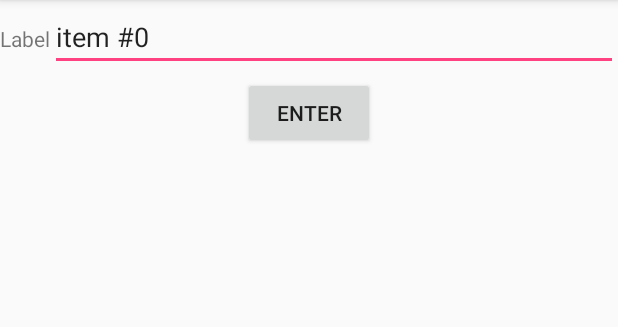
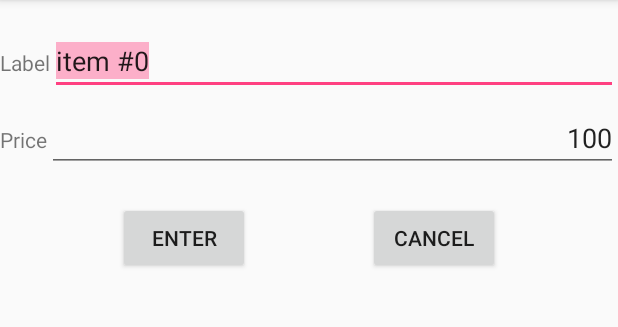
Before and after one commit to ypsitau/ExampleRecyclerViewEdit, an Android app: the screen it shows after launch (EditItemActivity), after a tap on an icon or button, on a phone screen of 412 x 824 dp, the part 84-411 px from its top. Run offline under Robolectric (Android 15) with nearby library versions, the phone set to English and light mode, and no system bars.

```diff
--- a/app/src/main/java/io/github/ypsitau/examplerecyclerviewedit/EditItemActivity.java
+++ b/app/src/main/java/io/github/ypsitau/examplerecyclerviewedit/EditItemActivity.java
@@ -5,36 +5,54 @@ import android.content.Context;
 import android.content.Intent;
 import android.support.v7.app.AppCompatActivity;
 import android.os.Bundle;
-import android.util.Log;
 import android.view.View;
+import android.view.inputmethod.InputMethodManager;
 import android.widget.Button;
 import android.widget.EditText;
 
 public class EditItemActivity extends AppCompatActivity {
 	public static String KEY_POS = "POS";
+	public static String KEY_FIELD_FOCUS = "FIELD_FOCUS";
 	public static String KEY_LABEL = "LABEL";
+	public static String KEY_PRICE = "PRICE";
 
 	@Override
 	protected void onCreate(Bundle savedInstanceState) {
 		super.onCreate(savedInstanceState);
 		Intent intent = getIntent();
 		final int pos = intent.getIntExtra(KEY_POS, -1);
-		setContentView(R.layout.activity_new_item);
-		final EditText editText = findViewById(R.id.editText);
-		final Button button_Enter = findViewById(R.id.button_Enter);
-		editText.setText(intent.getStringExtra(KEY_LABEL));
+		int fieldFocus = intent.getIntExtra(KEY_FIELD_FOCUS, Model.FIELD_LABEL);
+		setContentView(R.layout.activity_edit_item);
+		final EditText editText_label = findViewById(R.id.editText_label);
+		final EditText editText_price = findViewById(R.id.editText_price);
+		final Button button_enter = findViewById(R.id.button_enter);
+		final Button button_cancel = findViewById(R.id.button_cancel);
+		editText_label.setText(intent.getStringExtra(KEY_LABEL));
+		editText_price.setText(Model.formatPrice(intent.getIntExtra(KEY_PRICE, 0)));
+		switch (fieldFocus) {
+			case Model.FIELD_LABEL: editText_label.requestFocus(); break;
+			case Model.FIELD_PRICE: editText_price.requestFocus(); break;
+			default: break;
+		}
 		final Activity thisActivity = this;
-		button_Enter.setOnClickListener(new View.OnClickListener() {
+		button_enter.setOnClickListener(new View.OnClickListener() {
 			@Override
 			public void onClick(View v) {
 				Intent intent = new Intent();
 				Bundle bundle = new Bundle();
 				bundle.putInt(KEY_POS, pos);
-				bundle.putString(KEY_LABEL, editText.getText().toString());
+				bundle.putString(KEY_LABEL, editText_label.getText().toString());
+				bundle.putInt(KEY_PRICE, Integer.parseInt(editText_price.getText().toString()));
 				intent.putExtras(bundle);
 				setResult(RESULT_OK, intent);
 				finish();
 			}
 		});
+		button_cancel.setOnClickListener(new View.OnClickListener() {
+			@Override
+			public void onClick(View v) {
+				finish();
+			}
+		});
 	}
 }
--- a/app/src/main/java/io/github/ypsitau/examplerecyclerviewedit/ItemAdapter.java
+++ b/app/src/main/java/io/github/ypsitau/examplerecyclerviewedit/ItemAdapter.java
@@ -7,11 +7,9 @@ import android.view.View;
 import android.view.ViewGroup;
 import android.widget.TextView;
 
-import java.util.List;
-
 public class ItemAdapter extends RecyclerView.Adapter<ItemAdapter.ViewHolder> {
 	public abstract static class Listener {
-		abstract public void onEditItem(int pos);
+		abstract public void onEditItem(int pos, int field);
 		abstract public void onNewItem();
 	};
 
@@ -19,6 +17,7 @@ public class ItemAdapter extends RecyclerView.Adapter<ItemAdapter.ViewHolder> {
 		public View viewRoot;
 		boolean isMovable;
 		public TextView textView_label;
+		public TextView textView_price;
 		public TextView textView_last;
 		public ViewHolder(View viewRoot) {
 			super(viewRoot);
@@ -28,7 +27,14 @@ public class ItemAdapter extends RecyclerView.Adapter<ItemAdapter.ViewHolder> {
 			textView_label.setOnClickListener(new View.OnClickListener() {
 				@Override
 				public void onClick(View view) {
-					listener.onEditItem(getAdapterPosition());
+					listener.onEditItem(getAdapterPosition(), Model.FIELD_LABEL);
+				}
+			});
+			textView_price = viewRoot.findViewById(R.id.textView_price);
+			textView_price.setOnClickListener(new View.OnClickListener() {
+				@Override
+				public void onClick(View view) {
+					listener.onEditItem(getAdapterPosition(), Model.FIELD_PRICE);
 				}
 			});
 			textView_last = viewRoot.findViewById(R.id.textView_last);
@@ -41,7 +47,6 @@ public class ItemAdapter extends RecyclerView.Adapter<ItemAdapter.ViewHolder> {
 		}
 	}
 
-	//private List<String> labels;
 	private Listener listener;
 
 	public ItemAdapter(Listener listener) {
@@ -59,13 +64,16 @@ public class ItemAdapter extends RecyclerView.Adapter<ItemAdapter.ViewHolder> {
 	public void onBindViewHolder(@NonNull ViewHolder holder, int position) {
 		App.Printf("onBindViewHolder(%d)\n", position);
 		if (position < Model.getInstance().getItemCount()) {
-			holder.textView_label.setText(Model.getInstance().getItem(position).label);
+			holder.textView_label.setText(Model.getInstance().getItem(position).getLabel());
+			holder.textView_price.setText(Model.formatPrice(Model.getInstance().getItem(position).getPrice()));
 			holder.textView_label.setVisibility(View.VISIBLE);
+			holder.textView_price.setVisibility(View.VISIBLE);
 			holder.textView_last.setVisibility(View.GONE);
 			holder.isMovable = true;
 		} else {
+			holder.textView_label.setVisibility(View.GONE);
+			holder.textView_price.setVisibility(View.GONE);
 			holder.textView_last.setVisibility(View.VISIBLE);
-			holder.textView_label.setVisibility(View.GONE);
 		}
 	}
 
@@ -74,26 +82,23 @@ public class ItemAdapter extends RecyclerView.Adapter<ItemAdapter.ViewHolder> {
 		return Model.getInstance().getItemCount() + 1;
 	}
 
-	public void doAddItem(String label) {
-		Model.getInstance().addItem(label);
+	public void doAddItem(String label, int price) {
+		Model.getInstance().addItem(label, price);
 		notifyItemRangeChanged(Model.getInstance().getItemCount() - 1, 2);
 	}
 
 	public void doRemoveItem(int fromPos) {
-		//labels.remove(fromPos);
 		Model.getInstance().removeItem(fromPos);
 		notifyItemRemoved(fromPos);
 	}
 
 	public void doMoveItem(int toPos, int fromPos) {
-		//labels.add(toPos, labels.remove(fromPos));
 		Model.getInstance().moveItem(toPos, fromPos);
 		notifyItemMoved(fromPos, toPos);
 	}
 
-	public void doChangeItem(int pos, String label) {
-		//labels.set(pos, label);
-		Model.getInstance().getItem(pos).label = label;
+	public void doChangeItem(int pos, String label, int price) {
+		Model.getInstance().getItem(pos).setValues(label, price);
 		notifyItemChanged(pos);
 	}
 }
--- a/app/src/main/java/io/github/ypsitau/examplerecyclerviewedit/MainActivity.java
+++ b/app/src/main/java/io/github/ypsitau/examplerecyclerviewedit/MainActivity.java
@@ -28,10 +28,12 @@ public class MainActivity extends AppCompatActivity {
 		final Context context = this;
 		recyclerView.setAdapter(new ItemAdapter(new ItemAdapter.Listener() {
 			@Override
-			public void onEditItem(int pos) {
+			public void onEditItem(int pos, int field) {
 				Intent intent = new Intent(context, EditItemActivity.class);
 				intent.putExtra(EditItemActivity.KEY_POS, pos);
-				intent.putExtra(EditItemActivity.KEY_LABEL, Model.getInstance().getItem(pos).label);
+				intent.putExtra(EditItemActivity.KEY_FIELD_FOCUS, field);
+				intent.putExtra(EditItemActivity.KEY_LABEL, Model.getInstance().getItem(pos).getLabel());
+				intent.putExtra(EditItemActivity.KEY_PRICE, Model.getInstance().getItem(pos).getPrice());
 				startActivityForResult(intent, REQCODE_EDITITEM);
 			}
 			@Override
@@ -40,6 +42,7 @@ public class MainActivity extends AppCompatActivity {
 				int pos = Model.getInstance().getItemCount();
 				intent.putExtra(EditItemActivity.KEY_POS, pos);
 				intent.putExtra(EditItemActivity.KEY_LABEL, String.format("Item #%d", pos));
+				intent.putExtra(EditItemActivity.KEY_PRICE, 0);
 				startActivityForResult(intent, REQCODE_NEWITEM);
 			}
 		}));
@@ -97,20 +100,21 @@ public class MainActivity extends AppCompatActivity {
 	@Override
 	protected void onActivityResult(int requestCode, int resultCode, Intent intent) {
 		super.onActivityResult(requestCode, resultCode, intent);
-		if (intent != null) {
+		if (intent == null) return;
 		Bundle bundle = intent.getExtras();
 		if (resultCode == RESULT_OK) {
 			int pos = bundle.getInt(EditItemActivity.KEY_POS);
 			String label = bundle.getString(EditItemActivity.KEY_LABEL);
+			int price = bundle.getInt(EditItemActivity.KEY_PRICE);
 			if (requestCode == REQCODE_NEWITEM) {
-					((ItemAdapter)recyclerView.getAdapter()).doAddItem(label);
+				((ItemAdapter)recyclerView.getAdapter()).doAddItem(label, price);
 				recyclerView.scrollToPosition(Model.getInstance().getItemCount());
 			} else if (requestCode == REQCODE_EDITITEM) {
-					((ItemAdapter) recyclerView.getAdapter()).doChangeItem(pos, label);
+				((ItemAdapter) recyclerView.getAdapter()).doChangeItem(pos, label, price);
 			}
 		} else if (resultCode == RESULT_CANCELED) {
+			App.Printf("canceled\n");
 			// nothing to do
 		}
 	}
 }
-}
--- a/app/src/main/java/io/github/ypsitau/examplerecyclerviewedit/Model.java
+++ b/app/src/main/java/io/github/ypsitau/examplerecyclerviewedit/Model.java
@@ -4,14 +4,22 @@ import java.util.ArrayList;
 import java.util.List;
 
 public class Model {
-	static Model modelInst;
+	private static Model modelInst;
+	public static final int FIELD_NONE = -1;
+	public static final int FIELD_LABEL = 0;
+	public static final int FIELD_PRICE = 1;
 
 	public static class Item {
-		public String label;
+		private String label;
+		private int price;
 
-		public Item(String label) {
+		public Item(String label, int price) {
 			this.label = label;
+			this.price = price;
 		}
+		public String getLabel() { return label; }
+		public int getPrice() { return price; }
+		public void setValues(String label, int price) { this.label = label; this.price = price; }
 	}
 
 	private List<Item> items = new ArrayList<Item>();
@@ -23,14 +31,12 @@ public class Model {
 
 	public void initContent() {
 		for (int i = 0; i < 5; i++) {
-			items.add(new Item(String.format("item #%d", i)));
+			addItem(String.format("item #%d", i), 100);
 		}
 	}
 
-	public Item addItem(String label) {
-		Item item = new Item(label);
-		items.add(item);
-		return item;
+	public void addItem(String label, int price) {
+		items.add(new Item(label, price));
 	}
 
 	public void moveItem(int toPos, int fromPos) {
@@ -44,4 +50,6 @@ public class Model {
 	public List<Item> getItems() { return items; }
 
 	public int getItemCount() { return items.size(); }
+
+	public static String formatPrice(int price) { return String.format("%d", price); }
 }
--- /dev/null
+++ b/app/src/main/res/layout/activity_edit_item.xml
@@ -0,0 +1,66 @@
+<?xml version="1.0" encoding="utf-8"?>
+<android.support.constraint.ConstraintLayout xmlns:android="http://schemas.android.com/apk/res/android"
+	xmlns:app="http://schemas.android.com/apk/res-auto"
+	xmlns:tools="http://schemas.android.com/tools"
+	android:layout_width="match_parent"
+	android:layout_height="match_parent"
+	tools:context=".EditItemActivity">
+	<TextView
+		android:id="@+id/textView_label"
+		android:layout_width="wrap_content"
+		android:layout_height="wrap_content"
+		android:text="Label"
+		android:layout_marginTop="32dp"
+		app:layout_constraintTop_toTopOf="parent"
+		app:layout_constraintLeft_toLeftOf="parent" />
+
+	<EditText
+		android:id="@+id/editText_label"
+		android:layout_width="0dp"
+		android:layout_height="wrap_content"
+		android:imeOptions="actionDone"
+		android:selectAllOnFocus="true"
+		app:layout_constraintBaseline_toBaselineOf="@+id/textView_label"
+		app:layout_constraintLeft_toRightOf="@+id/textView_label"
+		app:layout_constraintRight_toRightOf="parent" />
+
+	<TextView
+		android:id="@+id/textView_price"
+		android:layout_width="wrap_content"
+		android:layout_height="wrap_content"
+		android:text="Price"
+		android:layout_marginTop="32dp"
+		app:layout_constraintTop_toBottomOf="@+id/textView_label"
+		app:layout_constraintLeft_toLeftOf="parent" />
+
+	<EditText
+		android:id="@+id/editText_price"
+		android:layout_width="0dp"
+		android:layout_height="wrap_content"
+		android:gravity="right"
+		android:imeOptions="actionDone"
+		android:inputType="number"
+		android:selectAllOnFocus="true"
+		app:layout_constraintBaseline_toBaselineOf="@+id/textView_price"
+		app:layout_constraintLeft_toRightOf="@+id/textView_price"
+		app:layout_constraintRight_toRightOf="parent" />
+
+	<Button
+		android:id="@+id/button_enter"
+		android:layout_width="wrap_content"
+		android:layout_height="wrap_content"
+		android:layout_marginTop="32dp"
+		android:text="Enter"
+		app:layout_constraintTop_toBottomOf="@+id/textView_price"
+		app:layout_constraintLeft_toLeftOf="parent"
+		app:layout_constraintRight_toLeftOf="@+id/button_cancel" />
+
+	<Button
+		android:id="@+id/button_cancel"
+		android:layout_width="wrap_content"
+		android:layout_height="wrap_content"
+		android:text="Cancel"
+		app:layout_constraintBaseline_toBaselineOf="@+id/button_enter"
+		app:layout_constraintLeft_toRightOf="@+id/button_enter"
+		app:layout_constraintRight_toRightOf="parent" />
+</android.support.constraint.ConstraintLayout>
--- a/app/src/main/res/layout/activity_new_item.xml
+++ /dev/null
@@ -1,32 +0,0 @@
-<?xml version="1.0" encoding="utf-8"?>
-<android.support.constraint.ConstraintLayout xmlns:android="http://schemas.android.com/apk/res/android"
-	xmlns:app="http://schemas.android.com/apk/res-auto"
-	xmlns:tools="http://schemas.android.com/tools"
-	android:layout_width="match_parent"
-	android:layout_height="match_parent"
-	tools:context=".EditItemActivity">
-	<TextView
-		android:id="@+id/textView"
-		android:layout_width="wrap_content"
-		android:layout_height="wrap_content"
-		android:text="Label"
-		android:layout_marginTop="16dp"
-		app:layout_constraintTop_toTopOf="parent"
-		app:layout_constraintLeft_toLeftOf="parent" />
-	<EditText
-		android:id="@+id/editText"
-		android:layout_width="0dp"
-		android:layout_height="wrap_content"
-		app:layout_constraintBaseline_toBaselineOf="@+id/textView"
-		app:layout_constraintLeft_toRightOf="@+id/textView"
-		app:layout_constraintRight_toRightOf="parent" />
-	<Button
-		android:id="@+id/button_Enter"
-		android:layout_width="wrap_content"
-		android:layout_height="wrap_content"
-		android:layout_marginTop="16dp"
-		android:text="Enter"
-		app:layout_constraintTop_toBottomOf="@+id/textView"
-		app:layout_constraintLeft_toLeftOf="parent"
-		app:layout_constraintRight_toRightOf="parent" />
-</android.support.constraint.ConstraintLayout>
```
Also changed, not shown: app/src/main/res/layout/adapter_item.xml (+17 -6 lines). Lines whose indentation alone changed are shown as unchanged.
